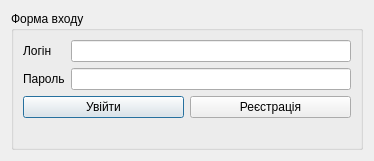
Above: loginform.ui from Barlend/StudBd before the change. Below: the same form after it.
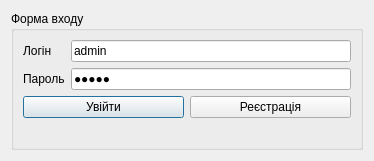
That is the form after the change.

What changed in the file:
```diff
--- a/loginform.ui
+++ b/loginform.ui
@@ -28,7 +28,11 @@
        </widget>
       </item>
       <item row="0" column="1">
-       <widget class="QLineEdit" name="LoginlineEdit"/>
+       <widget class="QLineEdit" name="LoginlineEdit">
+        <property name="text">
+         <string>admin</string>
+        </property>
+       </widget>
       </item>
       <item row="1" column="0">
        <widget class="QLabel" name="PasswordLabel">
@@ -39,6 +43,9 @@
       </item>
       <item row="1" column="1">
        <widget class="QLineEdit" name="PasswordlineEdit">
+        <property name="text">
+         <string>admin</string>
+        </property>
         <property name="echoMode">
          <enum>QLineEdit::Password</enum>
         </property>
```
